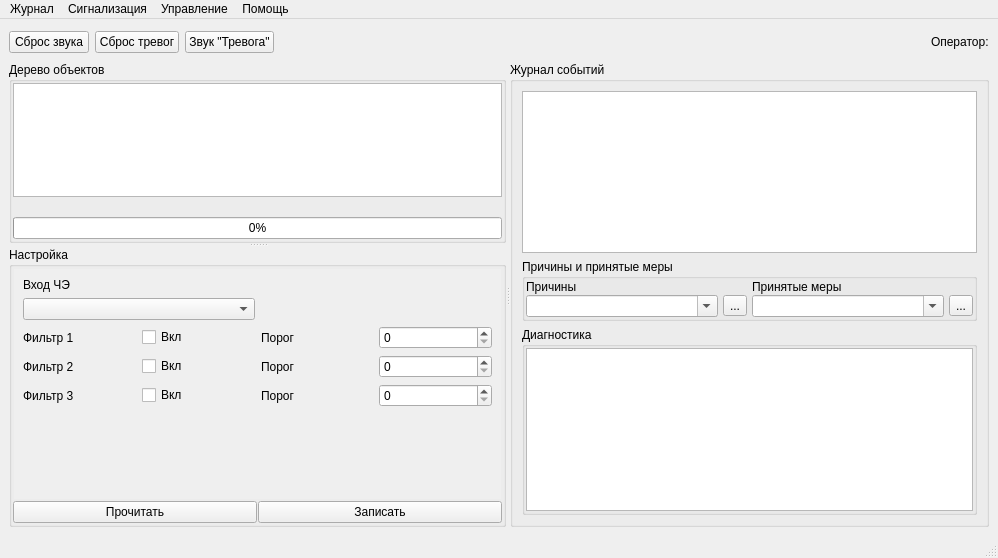
The window that m_server/MainWindowServer.ui (xXRadioHeadXx/start7) describes before a commit, drawn with Qt 5.
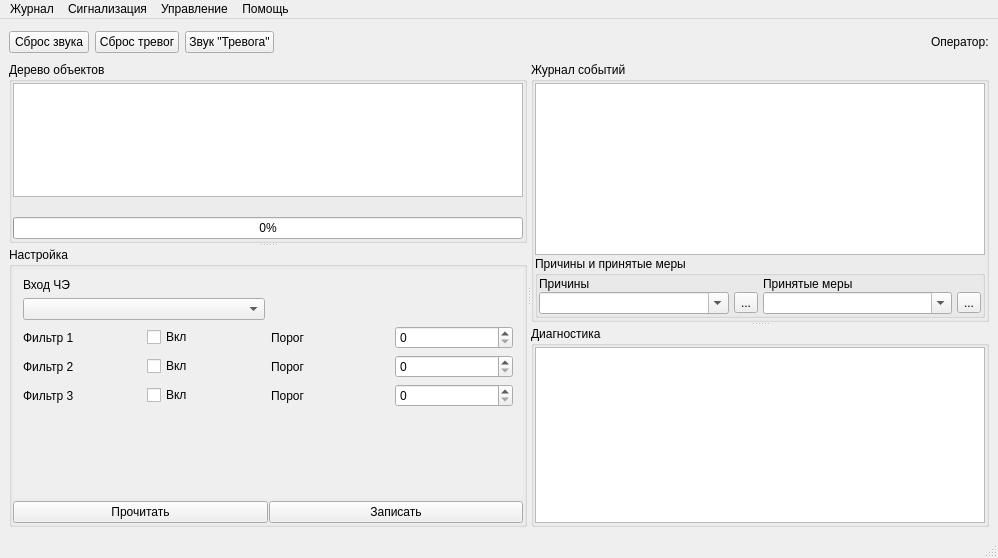
The same window after the commit. Icons and pictures are not drawn.

Commit message: Больше сплиттеров богу сплиттеров

What changed in the file:
```diff
--- a/m_server/MainWindowServer.ui
+++ b/m_server/MainWindowServer.ui
@@ -107,7 +107,7 @@
      </layout>
     </item>
     <item>
-     <widget class="QSplitter" name="splitter">
+     <widget class="QSplitter" name="splitter_3">
       <property name="orientation">
        <enum>Qt::Horizontal</enum>
       </property>
@@ -1126,7 +1126,7 @@
                  <rect>
                   <x>0</x>
                   <y>0</y>
-                  <width>428</width>
+                  <width>614</width>
                   <height>235</height>
                  </rect>
                 </property>
@@ -1263,11 +1263,30 @@
         </layout>
        </widget>
       </widget>
+      <widget class="QSplitter" name="splitter">
+       <property name="orientation">
+        <enum>Qt::Vertical</enum>
+       </property>
       <widget class="QGroupBox" name="groupBox_2">
        <property name="title">
         <string>Журнал событий</string>
        </property>
        <layout class="QVBoxLayout" name="verticalLayout_2">
+         <property name="spacing">
+          <number>1</number>
+         </property>
+         <property name="leftMargin">
+          <number>1</number>
+         </property>
+         <property name="topMargin">
+          <number>1</number>
+         </property>
+         <property name="rightMargin">
+          <number>1</number>
+         </property>
+         <property name="bottomMargin">
+          <number>1</number>
+         </property>
         <item>
          <widget class="QTableView" name="tableView">
           <property name="font">
@@ -1364,7 +1383,8 @@
           </layout>
          </widget>
         </item>
-        <item>
+        </layout>
+       </widget>
          <widget class="QGroupBox" name="groupBox_4">
           <property name="baseSize">
            <size>
@@ -1409,8 +1429,6 @@
            </item>
           </layout>
          </widget>
-        </item>
-       </layout>
       </widget>
      </widget>
     </item>
```
Lines whose indentation alone changed are shown as unchanged.
